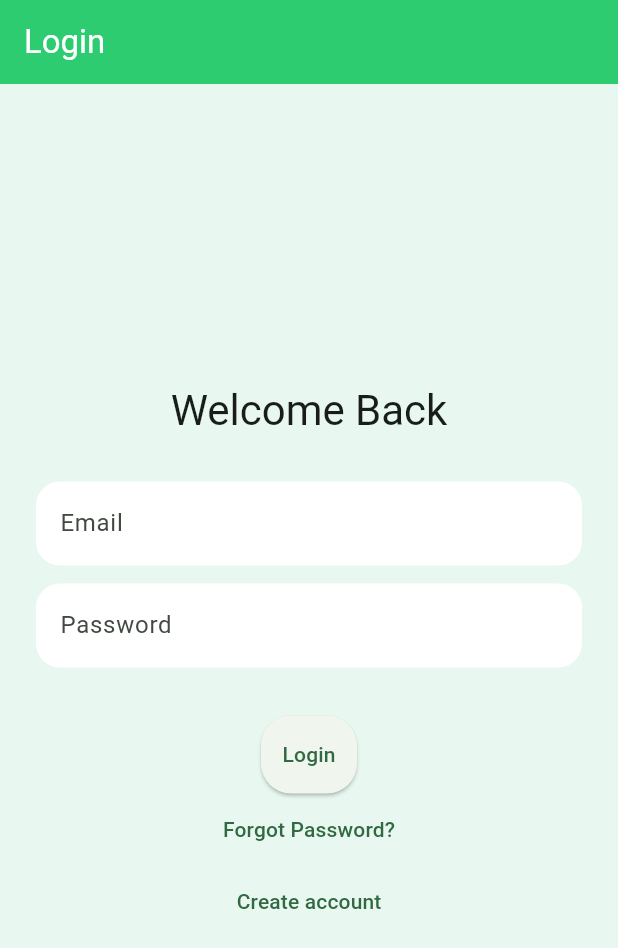
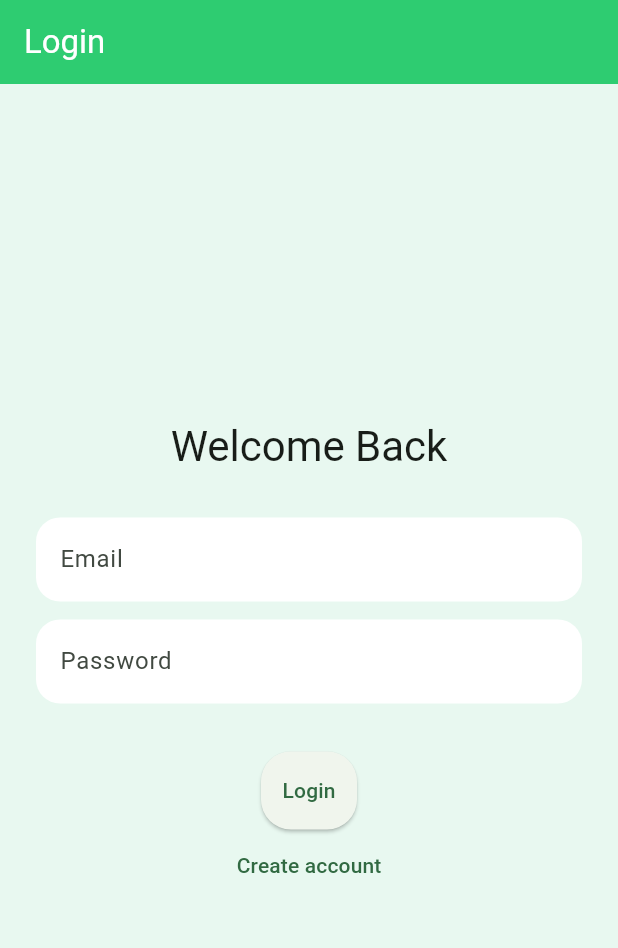
Before and after one commit to YuzuuDev/attendancesheyt, a Flutter app: the screen it shows after launch, on a phone screen of 412 x 824 dp. Shown: the top 948 px of the screen. Run offline on Flutter 3.47's test engine with Material 3 defaults, Android fonts, the phone set to English and light mode, and no system bars; our stand-ins replace cached_network_image, file_picker, open_filex, qr_flutter, supabase_flutter; missing offline and left inert: flutter_pdfview, qr_code_scanner_plus; accounts and stored records are empty.

Commit message:
Update login_screen.dart

```diff
--- a/lib/screens/login_screen.dart
+++ b/lib/screens/login_screen.dart
@@ -79,8 +79,6 @@ class _LoginScreenState extends State<LoginScreen> {
               loading: isLoading,
               onTap: _signIn,
             ),
-
-            TextButton(onPressed: _resetPassword, child: Text("Forgot Password?")),
             TextButton(
               onPressed: () {
                 Navigator.push(
```
